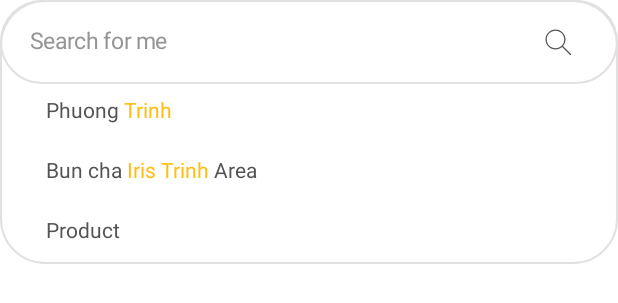
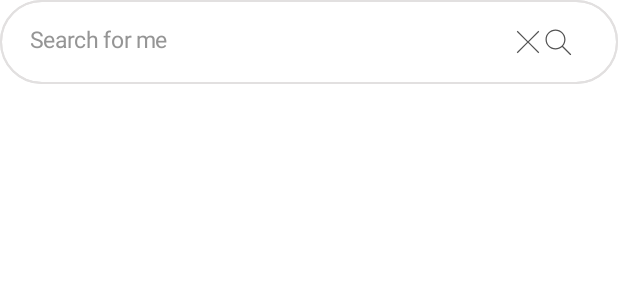
Before and after one commit to PhunnMoc/WarehouseManagement, an Android app built with Jetpack Compose: the @Preview function SearchBarWithSuggestionPreview, on a phone screen of 412 x 824 dp. Shown: the top 303 px of the screen. Run offline under Robolectric (Android 15) with nearby library versions, the phone set to English and light mode, and no system bars.

Commit message:
Fix: UI logic Search

```diff
--- a/app/src/main/java/com/example/warehousemanagement/ui/common/SearchView.kt
+++ b/app/src/main/java/com/example/warehousemanagement/ui/common/SearchView.kt
@@ -1,6 +1,8 @@
 package com.example.warehousemanagement.ui.common
 
 import androidx.compose.foundation.border
+import androidx.compose.foundation.clickable
+import androidx.compose.foundation.layout.Arrangement
 import androidx.compose.foundation.layout.Box
 import androidx.compose.foundation.layout.Column
 import androidx.compose.foundation.layout.Row
@@ -97,14 +99,14 @@ fun CustomSearchBar(
                         )
                         .padding(start = 20.dp, end = 30.dp)
                 ) {
-                    Box(
+                    Row(
                         modifier = Modifier
                             .fillMaxWidth()
+
                     ) {
                         Row(
                             verticalAlignment = Alignment.CenterVertically,
-                            modifier = Modifier
-                                .align(Alignment.CenterStart)
+                            modifier = Modifier.weight(1f)
                         ) {
                             leadingIcon?.let { it() }
                             Box {
@@ -119,8 +121,7 @@ fun CustomSearchBar(
                             }
                         }
                         Row(
-                            modifier = Modifier
-                                .align(Alignment.CenterEnd)
+                            horizontalArrangement = Arrangement.End
                         ) {
                             trailingIcon?.let { it() }
                         }
@@ -185,13 +186,7 @@ fun SearchBarWithSuggestion(listSuggestions: List<String>) { //API
     var text by remember {  // text will be a flow saveHandle
         mutableStateOf("")
     }
-    val trailingIcon = remember(text) {
-        if (text.isEmpty()) {
-            R.drawable.icons8_search
-        } else {
-            R.drawable.icons8_delete
-        }
-    }
+
     Column(
         modifier = Modifier
             .fillMaxWidth()
@@ -212,14 +207,21 @@ fun SearchBarWithSuggestion(listSuggestions: List<String>) { //API
             placeHolder = "Search for me",
             trailingIcon = {
                 Icon(
-                    modifier = Modifier.size(20.dp),
+                    modifier = Modifier.size(20.dp)
+                        .clickable {  },
                     tint = colorResource(id = R.color.text_color_dark_gray),
-                    painter = painterResource(id = trailingIcon),
+                    painter = painterResource(id = R.drawable.icons8_delete),
+                    contentDescription = ""
+                )
+                Icon(
+                    modifier = Modifier.size(20.dp)
+                        .clickable {  },
+                    tint = colorResource(id = R.color.text_color_dark_gray),
+                    painter = painterResource(id = R.drawable.icons8_search),
                     contentDescription = ""
                 )
             }
         )
-        SuggestionView(listSuggestions)
         if (text.isNotEmpty()) {
             SuggestionView(listSuggestions)
         }
```
